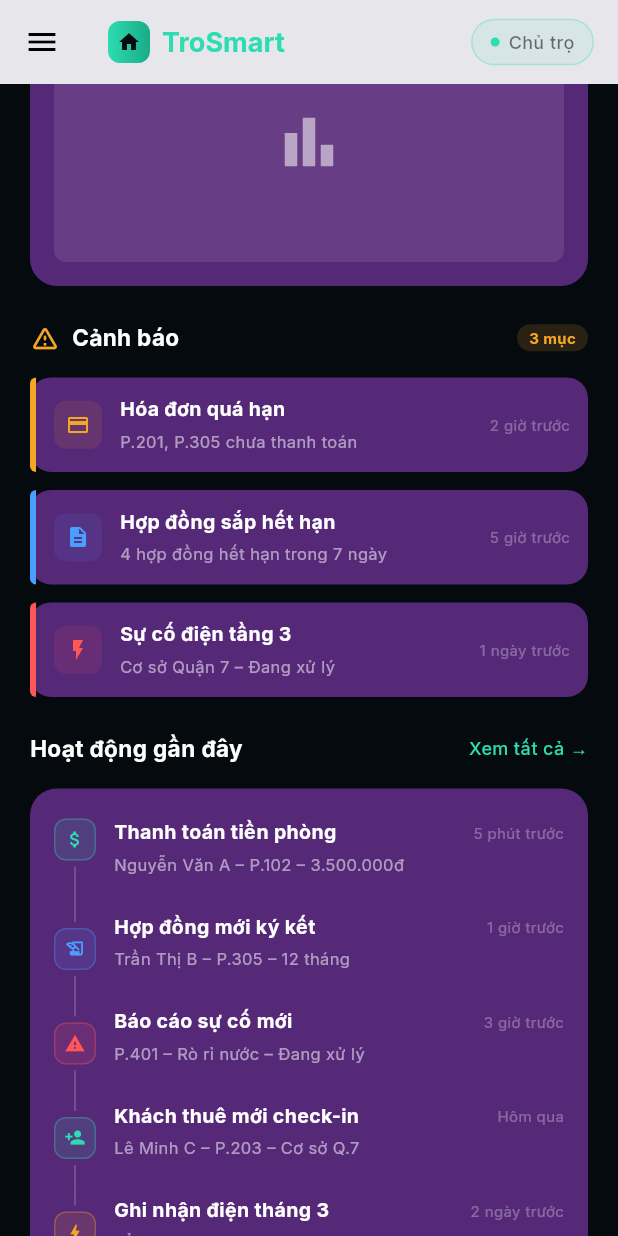
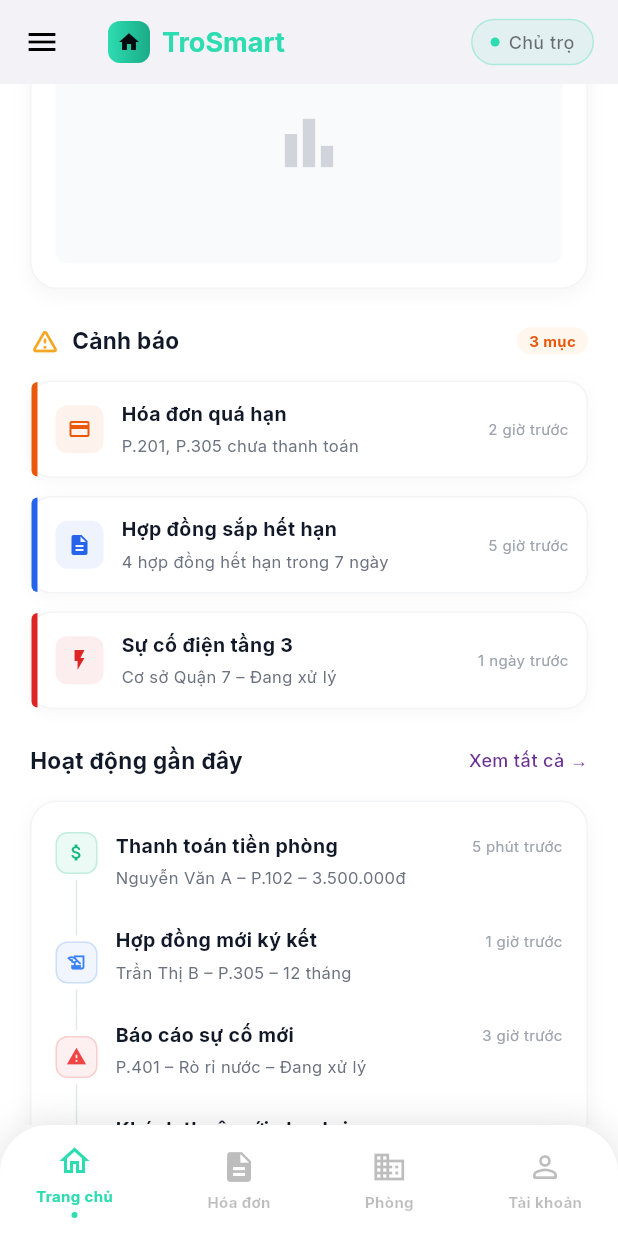
Before and after one commit to Duckmanz205/TroSmart, a Flutter app: the AdminHomeScreen screen opened directly, scrolled down 576 dp, on a phone screen of 412 x 824 dp. Run offline on Flutter 3.47's test engine with Material 3 defaults, Android fonts, the phone set to English and light mode, and no system bars; our stand-ins replace dio, fl_chart, flutter_map, google_fonts, image_picker, latlong2 and 2 more; accounts and stored records are empty; network calls fail.

Commit message:
fix conflits

```diff
--- a/trosmart/lib/views/admin/AD_HoaDon.dart
+++ b/trosmart/lib/views/admin/AD_HoaDon.dart
@@ -1,6 +1,7 @@
 import 'package:flutter/material.dart';
 import '../../widgets/common/admin/custom_app_bar.dart';
 import '../../widgets/admin/invoice_widgets.dart';
+import '../../widgets/common/admin/custom_bottom_navigation.dart';
 
 class InvoiceScreen extends StatelessWidget {
   const InvoiceScreen({super.key});
@@ -9,6 +10,7 @@ class InvoiceScreen extends StatelessWidget {
   Widget build(BuildContext context) {
     return Scaffold(
       backgroundColor: const Color(0xFFF9FAFB),
+      bottomNavigationBar: const CustomBottomNav(currentIndex: 1),
       body: SingleChildScrollView(
         padding: const EdgeInsets.all(16.0),
         child: Column(
--- a/trosmart/lib/views/admin/AD_QLCoSo.dart
+++ b/trosmart/lib/views/admin/AD_QLCoSo.dart
@@ -5,6 +5,9 @@ import '../../models/admin/co_so_model.dart';
 import '../../widgets/admin/co_so_card.dart';
 import 'AD_ThemCoSo.dart';
 import 'AD_ChiTietCoSo.dart';
+import '../../widgets/admin/admin_drawer.dart';
+import '../../widgets/common/admin/custom_app_bar.dart';
+import '../../widgets/common/admin/custom_bottom_navigation.dart';
 
 class CoSoManagementView extends StatefulWidget {
   final int maQuanLy;
@@ -88,6 +91,9 @@ class _CoSoManagementViewState extends State<CoSoManagementView> {
   Widget build(BuildContext context) {
     return Scaffold(
       backgroundColor: const Color(0xFFF7F5FA),
+      appBar: const CustomAppBar(),
+      drawer: const AdminDrawer(activeTitle: "Cơ sở"),
+      bottomNavigationBar: const CustomBottomNav(currentIndex: 2),
       body: SafeArea(
         child: RefreshIndicator(
           onRefresh: _reload,
--- a/trosmart/lib/views/admin/AD_QLPhong.dart
+++ b/trosmart/lib/views/admin/AD_QLPhong.dart
@@ -4,6 +4,9 @@ import '../../logic/admin/phong_service.dart';
 import '../../models/admin/phong_model.dart';
 import 'AD_ThemPhong.dart';
 import 'AD_ChiTietPhong.dart';
+import '../../widgets/admin/admin_drawer.dart';
+import '../../widgets/common/admin/custom_app_bar.dart';
+import '../../widgets/common/admin/custom_bottom_navigation.dart';
 
 class PhongManagementView extends StatefulWidget {
   final int maCoSo;
@@ -112,6 +115,9 @@ class _PhongManagementViewState extends State<PhongManagementView> {
   Widget build(BuildContext context) {
     return Scaffold(
       backgroundColor: const Color(0xFFF8F8FB),
+      appBar: const CustomAppBar(),
+      drawer: const AdminDrawer(activeTitle: "Phòng"),
+      bottomNavigationBar: const CustomBottomNav(currentIndex: 2),
       body: SafeArea(
         child: FutureBuilder<List<PhongModel>>(
           future: _futurePhongs,
--- a/trosmart/lib/views/admin/AD_SuCo.dart
+++ b/trosmart/lib/views/admin/AD_SuCo.dart
@@ -4,6 +4,8 @@ import '../../shared/app_colors.dart';
 import '../../widgets/common/admin/custom_app_bar.dart';
 
 import '../../widgets/admin/incident_management_widgets.dart';
+import '../../widgets/admin/admin_drawer.dart';
+import '../../widgets/common/admin/custom_bottom_navigation.dart';
 
 class AD_SuCo extends StatelessWidget {
   const AD_SuCo({super.key});
@@ -13,6 +15,7 @@ class AD_SuCo extends StatelessWidget {
     return Scaffold(
       backgroundColor: AppColors.backgroundGray,
       appBar: const CustomAppBar(),
+      drawer: const AdminDrawer(activeTitle: "Sự cố"),
       body: SafeArea(
         child: SingleChildScrollView(
           physics: const BouncingScrollPhysics(),
@@ -106,7 +109,7 @@ class AD_SuCo extends StatelessWidget {
           ),
         ),
       ),
-       // Tái sử dụng BottomNav
+      bottomNavigationBar: const CustomBottomNav(currentIndex: 0),
     );
   }
 }
--- a/trosmart/lib/views/admin/AD_TrangChu.dart
+++ b/trosmart/lib/views/admin/AD_TrangChu.dart
@@ -1,5 +1,6 @@
 import 'package:flutter/material.dart';
 import '../../widgets/admin/admin_drawer.dart';
+import '../../widgets/common/admin/custom_bottom_navigation.dart';
 
 class AdminHomeScreen extends StatelessWidget {
   const AdminHomeScreen({Key? key}) : super(key: key);
@@ -7,11 +8,12 @@ class AdminHomeScreen extends StatelessWidget {
   @override
   Widget build(BuildContext context) {
     return Scaffold(
-      backgroundColor: const Color(0xFF050A0F), // Dark mode background
-      drawer: const AdminDrawer(),
+      backgroundColor: const Color(0xFFFFFFFF),
+      drawer: const AdminDrawer(activeTitle: "Dashboard"),
       appBar: _buildAppBar(context),
+      bottomNavigationBar: const CustomBottomNav(currentIndex: 0),
       body: SingleChildScrollView(
-        padding: const EdgeInsets.only(bottom: 100), // Spacing for BottomNav
+        padding: const EdgeInsets.only(bottom: 100),
         child: Column(
           crossAxisAlignment: CrossAxisAlignment.start,
           children: [
@@ -88,24 +90,24 @@ class AdminHomeScreen extends StatelessWidget {
           Column(
             crossAxisAlignment: CrossAxisAlignment.start,
             children: const [
-              Text("Dashboard", style: TextStyle(fontSize: 28, fontWeight: FontWeight.w800, color: Colors.white, letterSpacing: -0.5)),
+              Text("Dashboard", style: TextStyle(fontSize: 28, fontWeight: FontWeight.w800, color: Color(0xFF111827), letterSpacing: -0.5)),
               SizedBox(height: 4),
-              Text("Tổng quan hoạt động nhà trọ", style: TextStyle(fontSize: 13, color: Colors.white70)),
+              Text("Tổng quan hoạt động nhà trọ", style: TextStyle(fontSize: 13, color: Color(0xFF6B7280))),
             ],
           ),
           Container(
             padding: const EdgeInsets.symmetric(horizontal: 12, vertical: 8),
             decoration: BoxDecoration(
-              color: const Color(0x142DDCB1),
-              border: Border.all(color: const Color(0x332DDCB1)),
+              color: const Color(0xFFF3F4F6),
+              border: Border.all(color: const Color(0xFFE5E7EB)),
               borderRadius: BorderRadius.circular(10),
             ),
             child: Column(
               crossAxisAlignment: CrossAxisAlignment.end,
               children: const [
-                Text("Tháng", style: TextStyle(fontSize: 10, color: Colors.white54)),
+                Text("Tháng", style: TextStyle(fontSize: 10, color: Color(0xFF9CA3AF))),
                 SizedBox(height: 2),
-                Text("03/2026", style: TextStyle(fontSize: 13, fontWeight: FontWeight.bold, color: Color(0xFF2DDCB1))),
+                Text("03/2026", style: TextStyle(fontSize: 13, fontWeight: FontWeight.bold, color: Color(0xFF6A3092))),
               ],
             ),
           )
@@ -170,22 +172,18 @@ class AdminHomeScreen extends StatelessWidget {
   }) {
     return Container(
       decoration: BoxDecoration(
-        color: const Color(0xCC6A3092),
+        color: Colors.white,
         borderRadius: BorderRadius.circular(18),
+        border: Border.all(color: const Color(0xFFF3F4F6)),
+        boxShadow: [
+          BoxShadow(
+            color: Colors.black.withOpacity(0.04),
+            blurRadius: 10,
+            offset: const Offset(0, 4),
           ),
-      child: Stack(
-        children: [
-          // Gradient phủ ngoài
-          Container(
-            decoration: BoxDecoration(
-              gradient: LinearGradient(
-                begin: Alignment.topLeft, end: Alignment.bottomRight,
-                colors: [const Color(0x592DDCB1), const Color(0x0D2DDCB1), const Color(0x14040404)],
+        ],
       ),
-              borderRadius: BorderRadius.circular(18),
-            ),
-          ),
-          Padding(
+      child: Padding(
         padding: const EdgeInsets.all(16.0),
         child: Column(
           crossAxisAlignment: CrossAxisAlignment.start,
@@ -196,14 +194,14 @@ class AdminHomeScreen extends StatelessWidget {
               children: [
                 Container(
                   padding: const EdgeInsets.all(8),
-                      decoration: BoxDecoration(color: iconColor.withOpacity(0.12), borderRadius: BorderRadius.circular(10)),
+                  decoration: BoxDecoration(color: iconColor.withOpacity(0.1), borderRadius: BorderRadius.circular(10)),
                   child: Icon(icon, color: iconColor, size: 18),
                 ),
                 if (badge != null)
                   Container(
                     padding: const EdgeInsets.symmetric(horizontal: 8, vertical: 4),
-                        decoration: BoxDecoration(color: iconColor.withOpacity(0.12), borderRadius: BorderRadius.circular(12)),
-                        child: Text(badge, style: TextStyle(fontSize: 11, fontWeight: FontWeight.bold, color: iconColor)),
+                    decoration: BoxDecoration(color: const Color(0xFFECFDF5), borderRadius: BorderRadius.circular(12)),
+                    child: Text(badge, style: const TextStyle(fontSize: 11, fontWeight: FontWeight.bold, color: Color(0xFF10B981))),
                   ),
               ],
             ),
@@ -213,31 +211,29 @@ class AdminHomeScreen extends StatelessWidget {
                 Row(
                   crossAxisAlignment: CrossAxisAlignment.end,
                   children: [
-                        Text(value, style: const TextStyle(fontSize: 26, fontWeight: FontWeight.w800, color: Colors.white, letterSpacing: -1)),
+                    Text(value, style: const TextStyle(fontSize: 26, fontWeight: FontWeight.w800, color: Color(0xFF111827), letterSpacing: -1)),
                     const SizedBox(width: 4),
                     if (!isSecondaryUnit)
                       Padding(
                         padding: const EdgeInsets.only(bottom: 4),
-                            child: Text(unit, style: const TextStyle(fontSize: 14, fontWeight: FontWeight.bold, color: Colors.white70)),
+                        child: Text(unit, style: const TextStyle(fontSize: 14, fontWeight: FontWeight.bold, color: Color(0xFF6B7280))),
                       ),
                   ],
                 ),
                 const SizedBox(height: 2),
-                    Text(title, style: const TextStyle(fontSize: 11, color: Colors.white54)),
+                Text(title, style: const TextStyle(fontSize: 11, color: Color(0xFF9CA3AF))),
                 if (isSecondaryUnit) ...[
                   const SizedBox(height: 4),
                   Text(unit, style: TextStyle(fontSize: 10, fontWeight: FontWeight.bold, color: iconColor)),
                 ],
                 if (hasProgress) ...[
                   const SizedBox(height: 8),
-                      LinearProgressIndicator(value: 0.92, backgroundColor: Colors.white10, color: iconColor, minHeight: 3),
+                  LinearProgressIndicator(value: 0.92, backgroundColor: const Color(0xFFF3F4F6), color: iconColor, minHeight: 3),
                 ]
               ],
             )
           ],
         ),
-          ),
-        ],
       ),
     );
   }
@@ -246,7 +242,18 @@ class AdminHomeScreen extends StatelessWidget {
     return Container(
       margin: const EdgeInsets.symmetric(horizontal: 20),
       padding: const EdgeInsets.all(16),
-      decoration: BoxDecoration(color: const Color(0xCC6A3092), borderRadius: BorderRadius.circular(18)),
+      decoration: BoxDecoration(
+        color: Colors.white,
+        borderRadius: BorderRadius.circular(18),
+        border: Border.all(color: const Color(0xFFF3F4F6)),
+        boxShadow: [
+          BoxShadow(
+            color: Colors.black.withOpacity(0.04),
+            blurRadius: 10,
+            offset: const Offset(0, 4),
+          ),
+        ],
+      ),
       child: Column(
         crossAxisAlignment: CrossAxisAlignment.start,
         children: [
@@ -256,8 +263,8 @@ class AdminHomeScreen extends StatelessWidget {
               Column(
                 crossAxisAlignment: CrossAxisAlignment.start,
                 children: const [
-                  Text("Doanh thu 12 tháng", style: TextStyle(fontSize: 14, fontWeight: FontWeight.bold, color: Colors.white)),
-                  Text("triệu VNĐ", style: TextStyle(fontSize: 11, color: Colors.white54)),
+                  Text("Doanh thu 12 tháng", style: TextStyle(fontSize: 14, fontWeight: FontWeight.bold, color: Color(0xFF111827))),
+                  Text("triệu VNĐ", style: TextStyle(fontSize: 11, color: Color(0xFF9CA3AF))),
                 ],
               ),
               Row(
@@ -273,9 +280,9 @@ class AdminHomeScreen extends StatelessWidget {
           // Chart Placeholder
           Container(
             height: 160,
-            decoration: BoxDecoration(color: Colors.white10, borderRadius: BorderRadius.circular(8)),
+            decoration: BoxDecoration(color: const Color(0xFFF9FAFB), borderRadius: BorderRadius.circular(8)),
             alignment: Alignment.center,
-            child: const Icon(Icons.bar_chart, color: Colors.white54, size: 48),
+            child: const Icon(Icons.bar_chart, color: Color(0xFFD1D5DB), size: 48),
           )
         ],
       ),
@@ -286,11 +293,11 @@ class AdminHomeScreen extends StatelessWidget {
     return Container(
       padding: const EdgeInsets.symmetric(horizontal: 10, vertical: 4),
       decoration: BoxDecoration(
-        color: isActive ? const Color(0x262DDCB1) : Colors.transparent,
-        border: Border.all(color: isActive ? const Color(0x4D2DDCB1) : Colors.white10),
+        color: isActive ? const Color(0xFF6A3092).withOpacity(0.1) : Colors.transparent,
+        border: Border.all(color: isActive ? const Color(0xFF6A3092).withOpacity(0.3) : const Color(0xFFE5E7EB)),
         borderRadius: BorderRadius.circular(6),
       ),
-      child: Text(year, style: TextStyle(fontSize: 10, fontWeight: isActive ? FontWeight.bold : FontWeight.normal, color: isActive ? const Color(0xFF2DDCB1) : Colors.white54)),
+      child: Text(year, style: TextStyle(fontSize: 10, fontWeight: isActive ? FontWeight.bold : FontWeight.normal, color: isActive ? const Color(0xFF6A3092) : const Color(0xFF6B7280))),
     );
   }
 
@@ -304,21 +311,21 @@ class AdminHomeScreen extends StatelessWidget {
             children: [
               const Icon(Icons.warning_amber_rounded, color: Color(0xFFF5A623), size: 20),
               const SizedBox(width: 8),
-              const Text("Cảnh báo", style: TextStyle(fontSize: 15, fontWeight: FontWeight.bold, color: Colors.white)),
+              const Text("Cảnh báo", style: TextStyle(fontSize: 15, fontWeight: FontWeight.bold, color: Color(0xFF111827))),
               const Spacer(),
               Container(
                 padding: const EdgeInsets.symmetric(horizontal: 8, vertical: 2),
-                decoration: BoxDecoration(color: const Color(0x26F5A623), borderRadius: BorderRadius.circular(12)),
-                child: const Text("3 mục", style: TextStyle(fontSize: 10, fontWeight: FontWeight.bold, color: Color(0xFFF5A623))),
+                decoration: BoxDecoration(color: const Color(0xFFFFF7ED), borderRadius: BorderRadius.circular(12)),
+                child: const Text("3 mục", style: TextStyle(fontSize: 10, fontWeight: FontWeight.bold, color: Color(0xFFEA580C))),
               ),
             ],
           ),
           const SizedBox(height: 16),
-          _buildAlertCard("Hóa đơn quá hạn", "P.201, P.305 chưa thanh toán", "2 giờ trước", Icons.payment, const Color(0xFFF5A623)),
+          _buildAlertCard("Hóa đơn quá hạn", "P.201, P.305 chưa thanh toán", "2 giờ trước", Icons.payment, const Color(0xFFEA580C)),
           const SizedBox(height: 12),
-          _buildAlertCard("Hợp đồng sắp hết hạn", "4 hợp đồng hết hạn trong 7 ngày", "5 giờ trước", Icons.description, const Color(0xFF4A9EFF)),
+          _buildAlertCard("Hợp đồng sắp hết hạn", "4 hợp đồng hết hạn trong 7 ngày", "5 giờ trước", Icons.description, const Color(0xFF2563EB)),
           const SizedBox(height: 12),
-          _buildAlertCard("Sự cố điện tầng 3", "Cơ sở Quận 7 – Đang xử lý", "1 ngày trước", Icons.flash_on, const Color(0xFFFF5757)),
+          _buildAlertCard("Sự cố điện tầng 3", "Cơ sở Quận 7 – Đang xử lý", "1 ngày trước", Icons.flash_on, const Color(0xFFDC2626)),
         ],
       ),
     );
@@ -327,8 +334,16 @@ class AdminHomeScreen extends StatelessWidget {
   Widget _buildAlertCard(String title, String subtitle, String time, IconData icon, Color color) {
     return Container(
       decoration: BoxDecoration(
-        color: const Color(0xCC6A3092),
+        color: Colors.white,
         borderRadius: BorderRadius.circular(14),
+        border: Border.all(color: const Color(0xFFF3F4F6)),
+        boxShadow: [
+          BoxShadow(
+            color: Colors.black.withOpacity(0.03),
+            blurRadius: 8,
+            offset: const Offset(0, 2),
+          ),
+        ],
       ),
       child: IntrinsicHeight(
         child: Row(
@@ -342,7 +357,7 @@ class AdminHomeScreen extends StatelessWidget {
                   children: [
                     Container(
                       padding: const EdgeInsets.all(8),
-                      decoration: BoxDecoration(color: color.withOpacity(0.1), borderRadius: BorderRadius.circular(8)),
+                      decoration: BoxDecoration(color: color.withOpacity(0.08), borderRadius: BorderRadius.circular(8)),
                       child: Icon(icon, color: color, size: 16),
                     ),
                     const SizedBox(width: 12),
@@ -351,13 +366,13 @@ class AdminHomeScreen extends StatelessWidget {
                         crossAxisAlignment: CrossAxisAlignment.start,
                         mainAxisAlignment: MainAxisAlignment.center,
                         children: [
-                          Text(title, style: const TextStyle(fontSize: 13, fontWeight: FontWeight.bold, color: Colors.white)),
+                          Text(title, style: const TextStyle(fontSize: 13, fontWeight: FontWeight.bold, color: Color(0xFF111827))),
                           const SizedBox(height: 4),
-                          Text(subtitle, style: const TextStyle(fontSize: 11, color: Colors.white54)),
+                          Text(subtitle, style: const TextStyle(fontSize: 11, color: Color(0xFF6B7280))),
                         ],
                       ),
                     ),
-                    Text(time, style: const TextStyle(fontSize: 10, color: Colors.white30)),
+                    Text(time, style: const TextStyle(fontSize: 10, color: Color(0xFF9CA3AF))),
                   ],
                 ),
               ),
@@ -377,20 +392,31 @@ class AdminHomeScreen extends StatelessWidget {
           Row(
             mainAxisAlignment: MainAxisAlignment.spaceBetween,
             children: const [
-              Text("Hoạt động gần đây", style: TextStyle(fontSize: 15, fontWeight: FontWeight.bold, color: Colors.white)),
-              Text("Xem tất cả →", style: TextStyle(fontSize: 12, fontWeight: FontWeight.w500, color: Color(0xFF2DDCB1))),
+              Text("Hoạt động gần đây", style: TextStyle(fontSize: 15, fontWeight: FontWeight.bold, color: Color(0xFF111827))),
+              Text("Xem tất cả →", style: TextStyle(fontSize: 12, fontWeight: FontWeight.w500, color: Color(0xFF6A3092))),
             ],
           ),
           const SizedBox(height: 16),
           Container(
             padding: const EdgeInsets.symmetric(vertical: 16),
-            decoration: BoxDecoration(color: const Color(0xCC6A3092), borderRadius: BorderRadius.circular(18)),
+            decoration: BoxDecoration(
+              color: Colors.white,
+              borderRadius: BorderRadius.circular(18),
+              border: Border.all(color: const Color(0xFFF3F4F6)),
+              boxShadow: [
+                BoxShadow(
+                  color: Colors.black.withOpacity(0.04),
+                  blurRadius: 10,
+                  offset: const Offset(0, 4),
+                ),
+              ],
+            ),
             child: Column(
               children: [
-                _buildTimelineItem("Thanh toán tiền phòng", "Nguyễn Văn A – P.102 – 3.500.000đ", "5 phút trước", Icons.attach_money, const Color(0xFF2DDCB1), isFirst: true),
-                _buildTimelineItem("Hợp đồng mới ký kết", "Trần Thị B – P.305 – 12 tháng", "1 giờ trước", Icons.history_edu, const Color(0xFF4A9EFF)),
-                _buildTimelineItem("Báo cáo sự cố mới", "P.401 – Rò rỉ nước – Đang xử lý", "3 giờ trước", Icons.warning, const Color(0xFFFF5757)),
-                _buildTimelineItem("Khách thuê mới check-in", "Lê Minh C – P.203 – Cơ sở Q.7", "Hôm qua", Icons.person_add, const Color(0xFF2DDCB1)),
+                _buildTimelineItem("Thanh toán tiền phòng", "Nguyễn Văn A – P.102 – 3.500.000đ", "5 phút trước", Icons.attach_money, const Color(0xFF10B981), isFirst: true),
+                _buildTimelineItem("Hợp đồng mới ký kết", "Trần Thị B – P.305 – 12 tháng", "1 giờ trước", Icons.history_edu, const Color(0xFF3B82F6)),
+                _buildTimelineItem("Báo cáo sự cố mới", "P.401 – Rò rỉ nước – Đang xử lý", "3 giờ trước", Icons.warning, const Color(0xFFEF4444)),
+                _buildTimelineItem("Khách thuê mới check-in", "Lê Minh C – P.203 – Cơ sở Q.7", "Hôm qua", Icons.person_add, const Color(0xFF10B981)),
                 _buildTimelineItem("Ghi nhận điện tháng 3", "Tổng 48 phòng – 14.520 kWh", "2 ngày trước", Icons.bolt, const Color(0xFFF5A623), isLast: true),
               ],
             ),
@@ -408,14 +434,14 @@ class AdminHomeScreen extends StatelessWidget {
           const SizedBox(width: 16),
           Column(
             children: [
-              Container(width: 1, height: isFirst ? 0 : 10, color: Colors.white24),
+              Container(width: 1, height: isFirst ? 0 : 10, color: const Color(0xFFE5E7EB)),
               Container(
                 margin: const EdgeInsets.symmetric(vertical: 4),
                 padding: const EdgeInsets.all(6),
-                decoration: BoxDecoration(color: color.withOpacity(0.12), border: Border.all(color: color.withOpacity(0.3)), borderRadius: BorderRadius.circular(8)),
+                decoration: BoxDecoration(color: color.withOpacity(0.08), border: Border.all(color: color.withOpacity(0.2)), borderRadius: BorderRadius.circular(8)),
                 child: Icon(icon, color: color, size: 14),
               ),
-              Expanded(child: Container(width: 1, color: isLast ? Colors.transparent : Colors.white24)),
+              Expanded(child: Container(width: 1, color: isLast ? Colors.transparent : const Color(0xFFE5E7EB))),
             ],
           ),
           const SizedBox(width: 12),
@@ -428,12 +454,12 @@ class AdminHomeScreen extends StatelessWidget {
                   Row(
                     mainAxisAlignment: MainAxisAlignment.spaceBetween,
                     children: [
-                      Text(title, style: const TextStyle(fontSize: 13, fontWeight: FontWeight.bold, color: Colors.white)),
-                      Text(time, style: const TextStyle(fontSize: 10, color: Colors.white30)),
+                      Text(title, style: const TextStyle(fontSize: 13, fontWeight: FontWeight.bold, color: Color(0xFF111827))),
+                      Text(time, style: const TextStyle(fontSize: 10, color: Color(0xFF9CA3AF))),
                     ],
                   ),
                   const SizedBox(height: 4),
-                  Text(subtitle, style: const TextStyle(fontSize: 11, color: Colors.white54)),
+                  Text(subtitle, style: const TextStyle(fontSize: 11, color: Color(0xFF6B7280))),
                 ],
               ),
             ),
```
Also changed, not shown: trosmart/lib/views/admin/AD_Chat.dart (+51 -4 lines), trosmart/lib/views/admin/settings_screen.dart (+10 -1 lines), trosmart/lib/widgets/common/admin/custom_bottom_navigation.dart (+53 -6 lines), 1 other file. Lines whose indentation alone changed are shown as unchanged.
